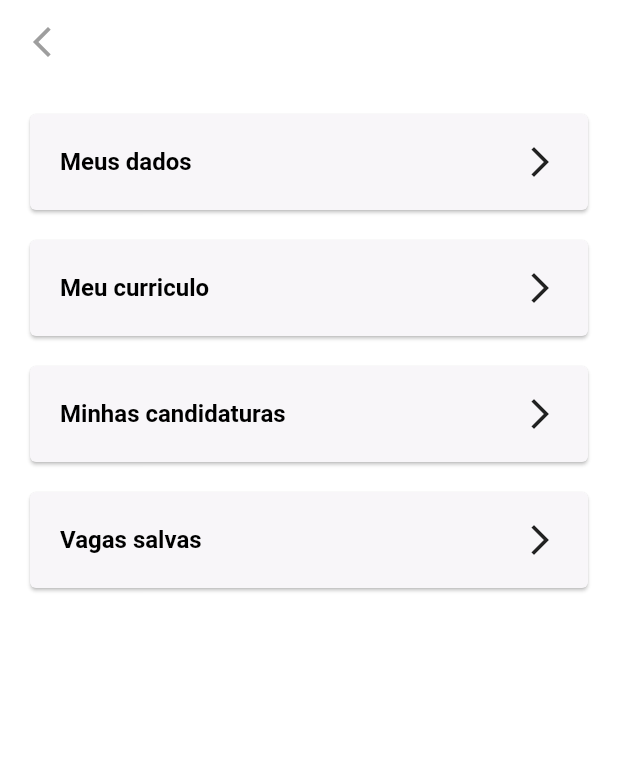
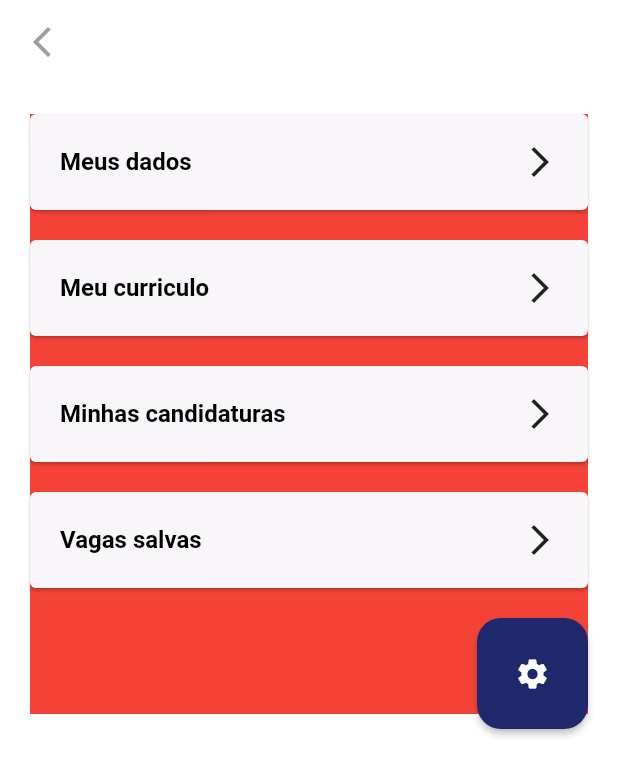
Before and after one commit to islycodes/jobfinder-flutter, a Flutter app: the TelaPerfil screen opened by its route, on a phone screen of 412 x 824 dp. Shown: the top 776 px of the screen. Run offline on Flutter 3.47's test engine with Material 2 defaults, Android fonts, the phone set to English and light mode, and no system bars; our stand-ins replace flutter_svg.

Commit message:
Update perfil.dart

```diff
--- a/lib/pages/view/perfil.dart
+++ b/lib/pages/view/perfil.dart
@@ -20,7 +20,18 @@ class TelaPerfil extends StatelessWidget {
         body: SingleChildScrollView(
             child: Padding(
                 padding: EdgeInsets.fromLTRB(20, 20, 20, 20),
+                child: Container(
+                  constraints: BoxConstraints(
+                      minHeight: 100,
+                      minWidth: double.infinity,
+                      maxHeight: 400),
+                  decoration: BoxDecoration(
+                    color: Colors.red,
+                  ),
                   child: Column(
+                    mainAxisAlignment: MainAxisAlignment.spaceBetween,
+                    children: [
+                      Column(
                         children: [
                           'Meus dados',
                           'Meu curriculo',
@@ -48,7 +59,8 @@ class TelaPerfil extends StatelessWidget {
                                                 style: TextStyle(
                                                     fontSize: 16,
                                                     color: Colors.black,
-                                              fontWeight: FontWeight.bold)),
+                                                    fontWeight:
+                                                        FontWeight.bold)),
                                           ],
                                         ),
                                         Icon(Icons.arrow_forward_ios),
@@ -58,6 +70,27 @@ class TelaPerfil extends StatelessWidget {
                             );
                           },
                         ).toList(),
+                      ),
+                      Row(
+                        mainAxisAlignment: MainAxisAlignment.end,
+                        children: [
+                          ElevatedButton(
+                            onPressed: () {},
+                            style: ElevatedButton.styleFrom(
+                                minimumSize: Size(74, 74),
+                                backgroundColor: Color.fromRGBO(30, 40, 107, 1),
+                                shape: RoundedRectangleBorder(
+                                  borderRadius: BorderRadius.circular(16),
+                                )),
+                            child: Icon(
+                              Icons.settings,
+                              color: Colors.white,
+                            ),
+                          )
+                        ],
+                      )
+                    ],
+                  ),
                 ))));
   }
 }
```
Lines whose indentation alone changed are shown as unchanged.
